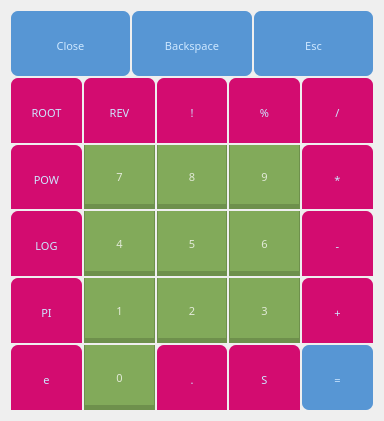
First picture: the form in shortcuts.ui, repository almax07082005/Calculator, before the edit.
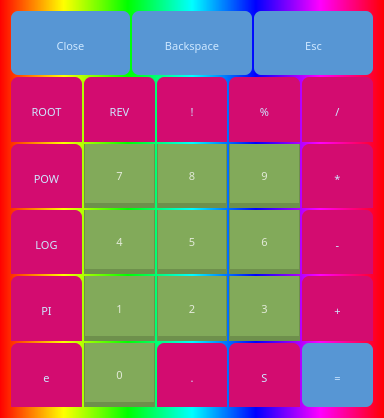
Second picture: the form after the edit.

Diff of the .ui file:
```diff
--- a/shortcuts.ui
+++ b/shortcuts.ui
@@ -7,12 +7,15 @@
     <x>0</x>
     <y>0</y>
     <width>384</width>
-    <height>421</height>
+    <height>418</height>
    </rect>
   </property>
   <property name="windowTitle">
    <string>Dialog</string>
   </property>
+  <property name="styleSheet">
+   <string notr="true">background-color: qlineargradient(spread:pad, x1:0, y1:0, x2:1, y2:0, stop:0 rgba(255, 0, 0, 255), stop:0.166 rgba(255, 255, 0, 255), stop:0.333 rgba(0, 255, 0, 255), stop:0.5 rgba(0, 255, 255, 255), stop:0.666 rgba(0, 0, 255, 255), stop:0.833 rgba(255, 0, 255, 255), stop:1 rgba(255, 0, 0, 255));</string>
+  </property>
   <layout class="QGridLayout" name="gridLayout">
    <item row="0" column="0">
     <layout class="QVBoxLayout" name="Buttons">
@@ -41,7 +44,7 @@
          <property name="minimumSize">
           <size>
            <width>70</width>
-           <height>30</height>
+           <height>35</height>
           </size>
          </property>
          <property name="maximumSize">
@@ -93,7 +96,7 @@
          <property name="minimumSize">
           <size>
            <width>70</width>
-           <height>30</height>
+           <height>35</height>
           </size>
          </property>
          <property name="maximumSize">
@@ -145,7 +148,7 @@
          <property name="minimumSize">
           <size>
            <width>70</width>
-           <height>30</height>
+           <height>35</height>
           </size>
          </property>
          <property name="maximumSize">
@@ -204,7 +207,7 @@
          <property name="minimumSize">
           <size>
            <width>70</width>
-           <height>30</height>
+           <height>35</height>
           </size>
          </property>
          <property name="maximumSize">
@@ -258,7 +261,7 @@
          <property name="minimumSize">
           <size>
            <width>70</width>
-           <height>30</height>
+           <height>35</height>
           </size>
          </property>
          <property name="maximumSize">
@@ -312,7 +315,7 @@
          <property name="minimumSize">
           <size>
            <width>70</width>
-           <height>30</height>
+           <height>35</height>
           </size>
          </property>
          <property name="maximumSize">
@@ -366,7 +369,7 @@
          <property name="minimumSize">
           <size>
            <width>70</width>
-           <height>30</height>
+           <height>35</height>
           </size>
          </property>
          <property name="maximumSize">
@@ -420,7 +423,7 @@
          <property name="minimumSize">
           <size>
            <width>70</width>
-           <height>30</height>
+           <height>35</height>
           </size>
          </property>
          <property name="maximumSize">
@@ -481,7 +484,7 @@
          <property name="minimumSize">
           <size>
            <width>70</width>
-           <height>30</height>
+           <height>35</height>
           </size>
          </property>
          <property name="maximumSize">
@@ -535,7 +538,7 @@
          <property name="minimumSize">
           <size>
            <width>70</width>
-           <height>30</height>
+           <height>35</height>
           </size>
          </property>
          <property name="maximumSize">
@@ -597,7 +600,7 @@
          <property name="minimumSize">
           <size>
            <width>70</width>
-           <height>30</height>
+           <height>35</height>
           </size>
          </property>
          <property name="maximumSize">
@@ -659,7 +662,7 @@
          <property name="minimumSize">
           <size>
            <width>70</width>
-           <height>30</height>
+           <height>35</height>
           </size>
          </property>
          <property name="maximumSize">
@@ -721,7 +724,7 @@
          <property name="minimumSize">
           <size>
            <width>70</width>
-           <height>30</height>
+           <height>35</height>
           </size>
          </property>
          <property name="maximumSize">
@@ -782,7 +785,7 @@
          <property name="minimumSize">
           <size>
            <width>70</width>
-           <height>30</height>
+           <height>35</height>
           </size>
          </property>
          <property name="maximumSize">
@@ -836,7 +839,7 @@
          <property name="minimumSize">
           <size>
            <width>70</width>
-           <height>30</height>
+           <height>35</height>
           </size>
          </property>
          <property name="maximumSize">
@@ -898,7 +901,7 @@
          <property name="minimumSize">
           <size>
            <width>70</width>
-           <height>30</height>
+           <height>35</height>
           </size>
          </property>
          <property name="maximumSize">
@@ -960,7 +963,7 @@
          <property name="minimumSize">
           <size>
            <width>70</width>
-           <height>30</height>
+           <height>35</height>
           </size>
          </property>
          <property name="maximumSize">
@@ -1022,7 +1025,7 @@
          <property name="minimumSize">
           <size>
            <width>70</width>
-           <height>30</height>
+           <height>35</height>
           </size>
          </property>
          <property name="maximumSize">
@@ -1083,7 +1086,7 @@
          <property name="minimumSize">
           <size>
            <width>70</width>
-           <height>30</height>
+           <height>35</height>
           </size>
          </property>
          <property name="maximumSize">
@@ -1137,7 +1140,7 @@
          <property name="minimumSize">
           <size>
            <width>70</width>
-           <height>30</height>
+           <height>35</height>
           </size>
          </property>
          <property name="maximumSize">
@@ -1199,7 +1202,7 @@
          <property name="minimumSize">
           <size>
            <width>70</width>
-           <height>30</height>
+           <height>35</height>
           </size>
          </property>
          <property name="maximumSize">
@@ -1261,7 +1264,7 @@
          <property name="minimumSize">
           <size>
            <width>70</width>
-           <height>30</height>
+           <height>35</height>
           </size>
          </property>
          <property name="maximumSize">
@@ -1323,7 +1326,7 @@
          <property name="minimumSize">
           <size>
            <width>70</width>
-           <height>30</height>
+           <height>35</height>
           </size>
          </property>
          <property name="maximumSize">
@@ -1384,7 +1387,7 @@
          <property name="minimumSize">
           <size>
            <width>70</width>
-           <height>30</height>
+           <height>35</height>
           </size>
          </property>
          <property name="maximumSize">
@@ -1438,7 +1441,7 @@
          <property name="minimumSize">
           <size>
            <width>70</width>
-           <height>30</height>
+           <height>35</height>
           </size>
          </property>
          <property name="maximumSize">
@@ -1500,7 +1503,7 @@
          <property name="minimumSize">
           <size>
            <width>70</width>
-           <height>30</height>
+           <height>35</height>
           </size>
          </property>
          <property name="maximumSize">
@@ -1554,7 +1557,7 @@
          <property name="minimumSize">
           <size>
            <width>70</width>
-           <height>30</height>
+           <height>35</height>
           </size>
          </property>
          <property name="maximumSize">
@@ -1608,7 +1611,7 @@
          <property name="minimumSize">
           <size>
            <width>70</width>
-           <height>30</height>
+           <height>35</height>
           </size>
          </property>
          <property name="maximumSize">
```
Left out of the diff: 84 changed lines with no effect on the pictures.
